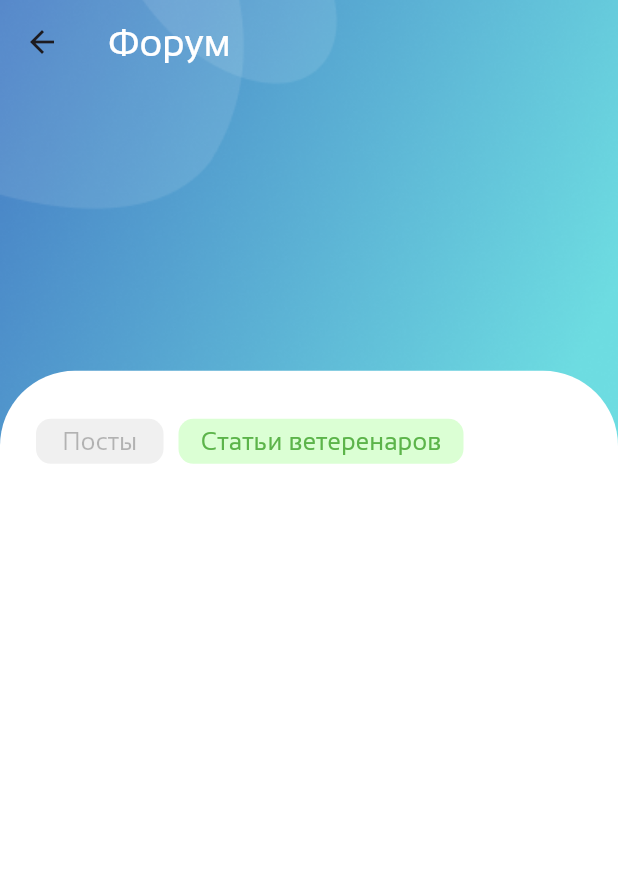
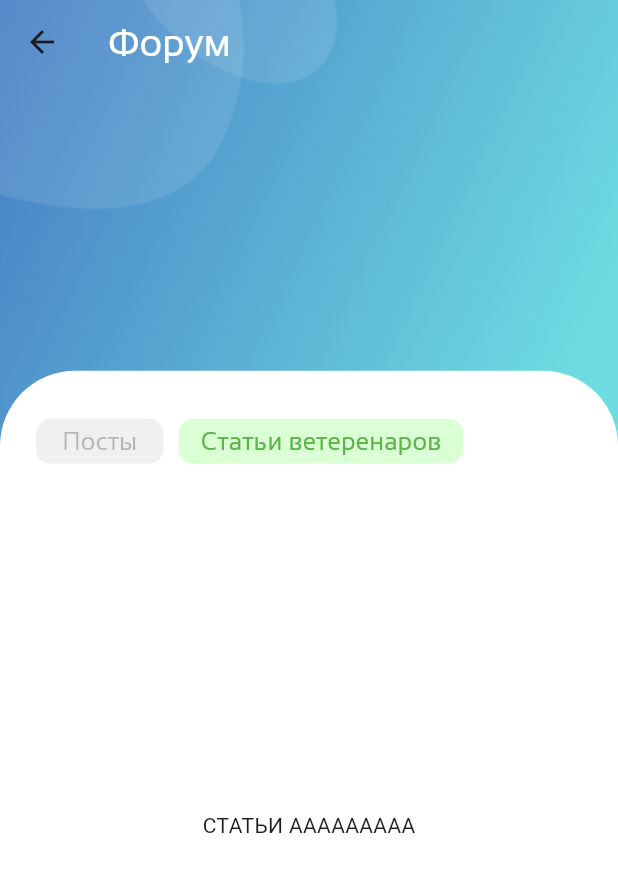
Before and after one commit to CloudreiL/PupDoc, a Flutter app: the ForumPage screen opened directly, after a tap on "Статьи ветеренаров", on a phone screen of 412 x 824 dp. Shown: the top 872 px of the screen. Run offline on Flutter 3.47's test engine with Material 3 defaults, Android fonts, the phone set to English and light mode, and no system bars; our stand-ins replace email_validator, firebase_auth, firebase_core, firebase_database, flutter_dotenv, rive; missing offline and left inert: animate_gradient; accounts and stored records are empty; network calls fail.

Commit message:
Added animations for article and posts widget in forumpage.dart

```diff
--- a/lib/classes/bottomBar.dart
+++ b/lib/classes/bottomBar.dart
@@ -2,7 +2,8 @@ import 'package:flutter/material.dart';
 import 'package:pupdoc/classes/riveComponents/riveAnimatedBar.dart';
 import 'package:pupdoc/classes/riveComponents/riveModelBar.dart';
 import 'package:pupdoc/classes/riveComponents/riveUtils.dart';
-import 'package:pupdoc/pages/navBarDirectory/forum.dart';
+import 'package:pupdoc/classes/style.dart';
+import 'package:pupdoc/pages/navBarDirectory/forumDirectory/forum.dart';
 import 'package:pupdoc/pages/navBarDirectory/mainDirectory/mainpage.dart';
 import 'package:pupdoc/pages/navBarDirectory/searchpage.dart';
 import 'package:pupdoc/pages/navBarDirectory/settingspage.dart';
@@ -48,7 +49,7 @@ class _BottomNavBarState extends State<BottomNavBar>{
             padding: EdgeInsets.all(12),
             margin: EdgeInsets.symmetric(horizontal: 24),
             decoration: BoxDecoration(
-                color: Color.fromRGBO(69, 123, 196, 0.9),
+                color: ColorsPalette.DarkCian,
                 borderRadius: BorderRadius.all(Radius.circular(24))
             ),
             child: Row(
--- a/lib/classes/questionnaireModel.dart
+++ b/lib/classes/questionnaireModel.dart
@@ -1,4 +1,3 @@
-import 'package:flutter/cupertino.dart';
 import 'package:flutter/material.dart';
 import 'package:flutter/services.dart';
 import 'package:pupdoc/classes/style.dart';
--- a/lib/classes/style.dart
+++ b/lib/classes/style.dart
@@ -53,3 +53,15 @@ class TextFields{
     ),
   );
 }
+
+
+// Цвета
+
+class ColorsPalette{
+  static Color DarkCian = Color.fromRGBO(69, 123, 196, 1.0);
+  static Color Cian = Color.fromRGBO(109, 220, 225, 1.0);
+  static Color LightCian = Color.fromRGBO(228, 254, 255, 1);
+
+  static Color DarkGreen = Color.fromRGBO(92, 180, 74, 1.0);
+  static Color LightGreen = Color.fromRGBO(219, 255, 212, 1.0);
+}
--- a/lib/debug.txt
+++ /dev/null
@@ -1,2 +0,0 @@
-dark cian Color.fromRGBO(69, 123, 196, 0.9),
-cian  Color.fromRGBO(109, 220, 225, 1.0),
--- a/lib/pages/logregpages/loginpage.dart
+++ b/lib/pages/logregpages/loginpage.dart
@@ -5,8 +5,6 @@ import 'package:flutter/material.dart';
 import 'package:pupdoc/classes/style.dart';
 import 'package:pupdoc/pages/logregpages/registerpage.dart';
 import '../../classes/animatedComponents/animatedBackground.dart';
-import '../../classes/bottomBar.dart';
-import '../../services/firebase_stream.dart';
 
 class LoginPage extends StatefulWidget {
   const LoginPage({super.key});
--- a/lib/pages/logregpages/registerpage.dart
+++ b/lib/pages/logregpages/registerpage.dart
@@ -27,6 +27,7 @@ class _RegistrationPageState extends State<RegistrationPage> {
   TextEditingController fPassController = TextEditingController();
   TextEditingController sPassController = TextEditingController();
 
+  @override
   void initState() {
     super.initState();
     _tapRecognizer = TapGestureRecognizer()
--- a/lib/pages/navBarDirectory/forumDirectory/articleListPage.dart
+++ b/lib/pages/navBarDirectory/forumDirectory/articleListPage.dart
@@ -0,0 +1,16 @@
+import 'package:flutter/cupertino.dart';
+
+class ArticleList extends StatefulWidget{
+  const ArticleList({super.key});
+
+  @override
+  _ArticleListState createState() => _ArticleListState();
+}
+
+class _ArticleListState extends State<ArticleList>{
+
+  @override
+  Widget build(BuildContext context){
+    return Center(child: Text("СТАТЬИ ААААААААА"));
+  }
+}
--- a/lib/pages/navBarDirectory/forum.dart
+++ b/lib/pages/navBarDirectory/forumDirectory/forum.dart
@@ -1,6 +1,9 @@
+
 import 'package:flutter/material.dart';
+import 'package:pupdoc/pages/navBarDirectory/forumDirectory/articleListPage.dart';
+import 'package:pupdoc/pages/navBarDirectory/forumDirectory/postListPage.dart';
 
-import '../../classes/style.dart';
+import '../../../classes/style.dart';
 
 
 class ForumPage extends StatefulWidget{
@@ -16,11 +19,11 @@ class _ForumPageState extends State<ForumPage>{
   bool isPressedPosts = true;
   bool isPressedVet = false;
 
-  Color _colorBackgroundPosts = Color.fromRGBO(228, 254, 255, 1);
-  Color _colorTextPosts = Color.fromRGBO(69, 123, 196, 1);
+  Color _colorBackgroundPosts = ColorsPalette.LightCian;
+  Color _colorTextPosts = ColorsPalette.DarkCian;
 
-  Color _colorBackgroundVet = Color.fromRGBO(219, 255, 212, 1.0);
-  Color _colorTextVet = Color.fromRGBO(92, 180, 74, 1.0);
+  Color _colorBackgroundVet = ColorsPalette.LightGreen;
+  Color _colorTextVet = ColorsPalette.DarkGreen;
 
   @override
   void initState(){
@@ -33,15 +36,15 @@ class _ForumPageState extends State<ForumPage>{
     Color defColorTextButton = Colors.black26;
 
     if(isPressedPosts == true){
-      _colorBackgroundPosts = Color.fromRGBO(228, 254, 255, 1);
-      _colorTextPosts = Color.fromRGBO(69, 123, 196, 1);
+      _colorBackgroundPosts = ColorsPalette.LightCian;
+      _colorTextPosts = ColorsPalette.DarkCian;
     }else{
       _colorBackgroundPosts = defColorBackgroundButton;
       _colorTextPosts = defColorTextButton;
     }
     if(isPressedVet == true){
-      _colorBackgroundVet = Color.fromRGBO(219, 255, 212, 1.0);
-      _colorTextVet = Color.fromRGBO(92, 180, 74, 1.0);
+      _colorBackgroundVet = ColorsPalette.LightGreen;
+      _colorTextVet = ColorsPalette.DarkGreen;
     }else if(isPressedVet == false){
       _colorBackgroundVet = defColorBackgroundButton;
       _colorTextVet = defColorTextButton;
@@ -134,6 +137,26 @@ class _ForumPageState extends State<ForumPage>{
                             ),
                           )
                         ],
+                      ),
+                      Expanded(
+                          child: AnimatedSwitcher(
+                              duration: Duration(milliseconds: 600),
+                            switchInCurve: Curves.easeOutQuart,
+                            switchOutCurve: Curves.easeInQuart,
+                            transitionBuilder: (Widget child, Animation<double> animation){
+                                final isPosts = child.key == const ValueKey('posts');
+
+                                final offsetAnimation = Tween<Offset>(
+                                  begin: Offset(isPosts ? -1.0 : 1.0, 0),
+                                  end: Offset.zero,
+                                ).animate(animation);
+
+                                return SlideTransition(position: offsetAnimation, child: child,);
+                            },
+                            child: isPressedPosts
+                              ? const PostList(key: ValueKey('posts'))
+                                : const ArticleList(key: ValueKey('articles'))
+                          )
                       )
                     ],
                   )
--- a/lib/pages/navBarDirectory/forumDirectory/postListPage.dart
+++ b/lib/pages/navBarDirectory/forumDirectory/postListPage.dart
@@ -0,0 +1,16 @@
+import 'package:flutter/cupertino.dart';
+
+class PostList extends StatefulWidget{
+  const PostList({super.key});
+
+  @override
+  _PostListState createState() => _PostListState();
+}
+
+class _PostListState extends State<PostList>{
+
+  @override
+  Widget build(BuildContext context){
+    return Center(child: Text("ПОСТЫ АААААА"));
+  }
+}
```
Also changed, not shown: lib/classes/animatedComponents/animatedBackground.dart (+7 -6 lines), lib/classes/animatedComponents/animatedLinearBar.dart (+6 -5 lines), lib/classes/riveComponents/riveAnimatedBar.dart (+4 -3 lines), lib/pages/navBarDirectory/mainDirectory/accountDirectory/accpage.dart (+16 -2 lines), lib/pages/navBarDirectory/mainDirectory/mainpage.dart (+10 -8 lines), lib/services/firebase_functions.dart (+20 -0 lines).
